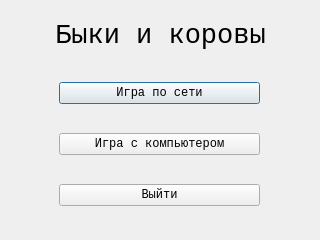
Darndaru/Bulls_and_cows, file mainmenu.ui: the form before one commit.
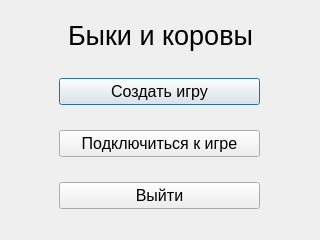
The form after the commit.

The edit to the form file:
```diff
--- a/mainmenu.ui
+++ b/mainmenu.ui
@@ -12,7 +12,7 @@
   </property>
   <property name="font">
    <font>
-    <family>Consolas</family>
+    <pointsize>12</pointsize>
    </font>
   </property>
   <property name="windowTitle">
@@ -29,7 +29,6 @@
    </property>
    <property name="font">
     <font>
-     <family>Consolas</family>
      <pointsize>20</pointsize>
     </font>
    </property>
@@ -53,14 +52,14 @@
     <item>
      <widget class="QPushButton" name="network">
       <property name="text">
-       <string>Игра по сети</string>
+       <string>Создать игру</string>
       </property>
      </widget>
     </item>
     <item>
      <widget class="QPushButton" name="pushButton_2">
       <property name="text">
-       <string>Игра с компьютером</string>
+       <string>Подключиться к игре</string>
       </property>
      </widget>
     </item>
```
Left out of the diff: 4 changed lines with no effect on the pictures.
